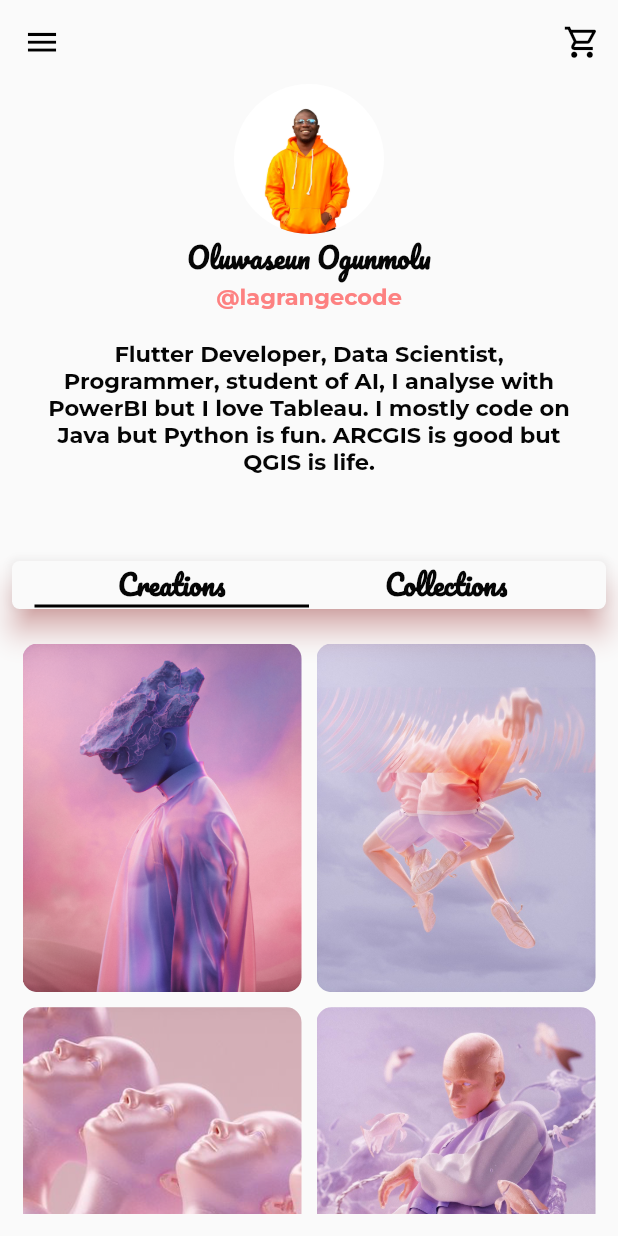
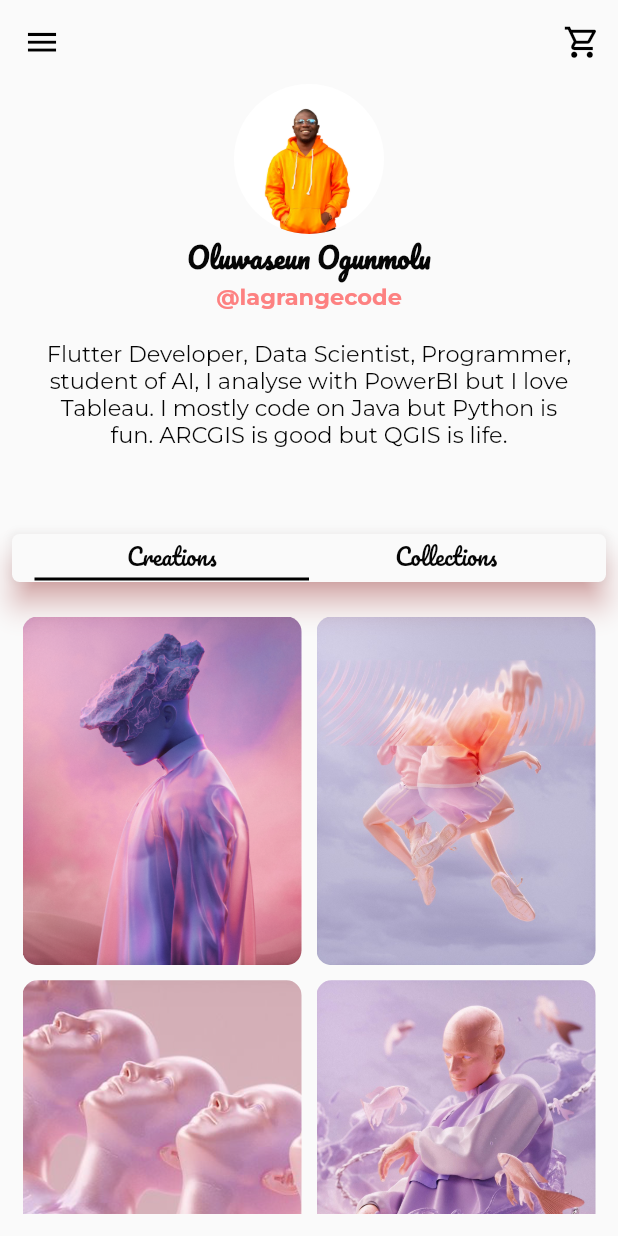
Before and after one commit to lagrandecode/nft_interface, a Flutter app: the screen it shows after launch, on a phone screen of 412 x 824 dp. Run offline on Flutter 3.47's test engine with Material 2 defaults, Android fonts, the phone set to English and light mode, and no system bars; our stand-ins replace google_fonts.

Commit message:
change in font

```diff
--- a/lib/screens/homepageprofile.dart
+++ b/lib/screens/homepageprofile.dart
@@ -34,8 +34,7 @@ class HomePageProfile extends StatelessWidget {
                                 e,
                                 style: GoogleFonts.pacifico(
                                   textStyle: TextStyle(
-                                    fontSize: 18.0,
-                                    fontWeight: FontWeight.bold,
+                                    fontSize: 15.0,
                                     color: appColor.primaryColor,
                                   ),
                                 ),
--- a/lib/widgets/personinfo.dart
+++ b/lib/widgets/personinfo.dart
@@ -54,7 +54,6 @@ class PersonInfo extends StatelessWidget {
             style: GoogleFonts.montserrat(
               textStyle: TextStyle(
                 fontSize: 15.0,
-                fontWeight: FontWeight.bold,
                 color: appColor.primaryColor,
               ),
             ),
```
